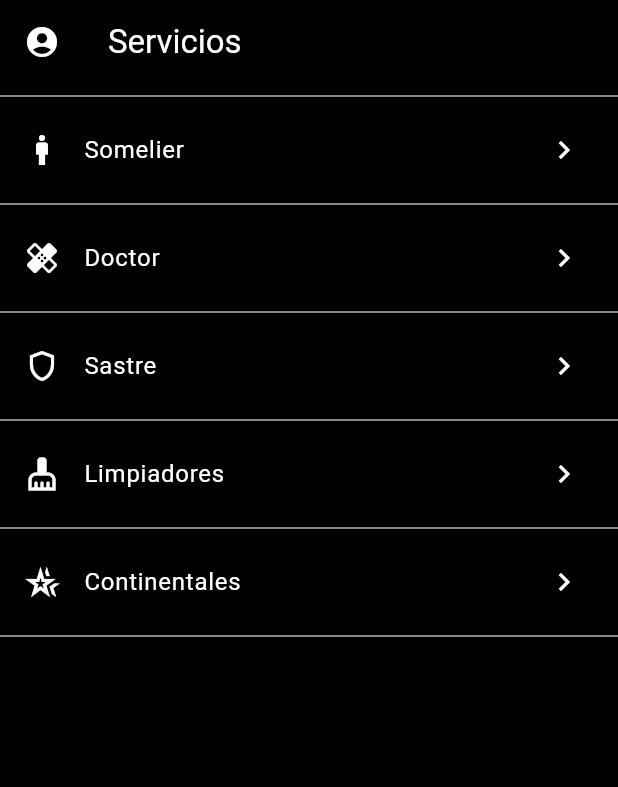
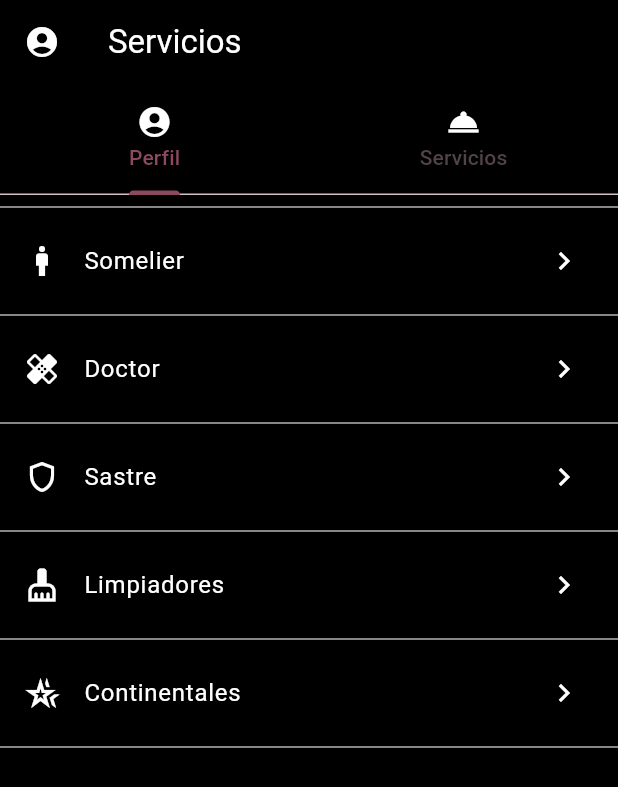
Before and after one commit to Chris-100/certamen1_apps_moviles, a Flutter app: the screen it shows after launch, on a phone screen of 412 x 824 dp. Shown: the top 787 px of the screen. Run offline on Flutter 3.47's test engine with Material 3 defaults, Android fonts, the phone set to English and light mode, and no system bars.

Commit message:
tap_bar
Co-Authored-By: Felixcoffe <111793977+Felixcoffe@users.noreply.github.com>

```diff
--- a/lib/pages/menu.dart
+++ b/lib/pages/menu.dart
@@ -11,11 +11,19 @@ class MenuPage extends StatelessWidget {
 
   @override
   Widget build(BuildContext context) {
-    return Scaffold(
+    return Center(child: DefaultTabController(
+      length: 2, child:
+    Scaffold(
       appBar: (AppBar(
         leading: Icon(Icons.account_circle, color: Colors.white,),
         title: Text('Servicios', style: TextStyle(color: Colors.white)),
         backgroundColor: Colors.black,
+        bottom: TabBar(tabs: [
+          Tab(text: 'Perfil',
+          icon: Icon(Icons.account_circle, color: Colors.white,),),
+          Tab(text: 'Servicios',
+          icon: Icon(Icons.room_service, color: Colors.white,),),
+        ],),
         )
       ),
 
@@ -102,7 +110,7 @@ class MenuPage extends StatelessWidget {
           color: Colors.white,
           ),
         ]
-      ),
+      ),),)
     );
   }
 }
```
